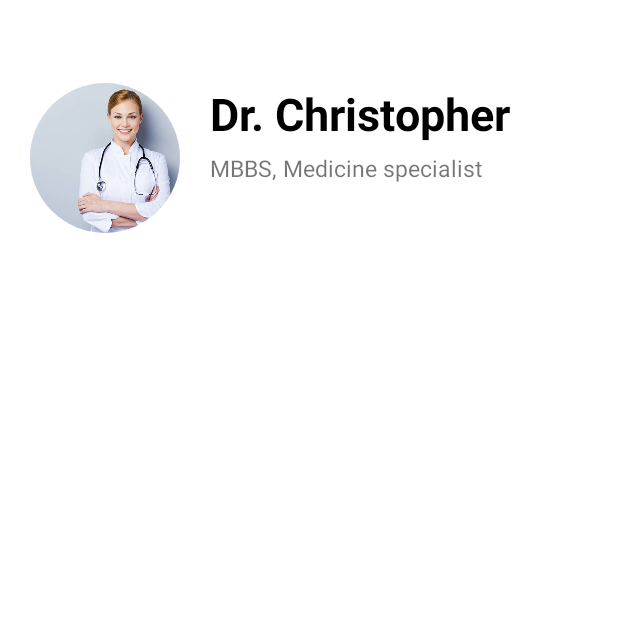
After one commit to Isfaf-Uz-Zaman/HealthyLife, an Android app: the DoctorDetails screen opened directly, with no data from a screen before it, on a phone screen of 412 x 824 dp, the top half of it. The commit adds this screen. Run offline under Robolectric (Android 15) with nearby library versions, the phone set to English and light mode, and no system bars; our stand-ins replace CircleImageView.

Commit message:
Doctor Details design added

```diff
--- a/app/build.gradle
+++ b/app/build.gradle
@@ -22,6 +22,8 @@ android {
             proguardFiles getDefaultProguardFile('proguard-android-optimize.txt'), 'proguard-rules.pro'
         }
     }
+
+
     compileOptions {
         sourceCompatibility JavaVersion.VERSION_1_8
         targetCompatibility JavaVersion.VERSION_1_8
@@ -33,6 +35,7 @@ dependencies {
     implementation 'androidx.appcompat:appcompat:1.3.1'
     implementation 'com.google.android.material:material:1.4.0'
     implementation 'androidx.constraintlayout:constraintlayout:2.1.0'
+    implementation 'de.hdodenhof:circleimageview:3.1.0'
     testImplementation 'junit:junit:4.+'
     androidTestImplementation 'androidx.test.ext:junit:1.1.3'
     androidTestImplementation 'androidx.test.espresso:espresso-core:3.4.0'
--- a/app/src/main/AndroidManifest.xml
+++ b/app/src/main/AndroidManifest.xml
@@ -1,6 +1,6 @@
 <?xml version="1.0" encoding="utf-8"?>
 <manifest xmlns:android="http://schemas.android.com/apk/res/android"
-    package="com.example.homehealthylifestyle">
+    package="com.example.homehealthylifestyle" >
 
     <application
         android:allowBackup="true"
@@ -8,9 +8,11 @@
         android:label="@string/app_name"
         android:roundIcon="@mipmap/ic_launcher_round"
         android:supportsRtl="true"
-        android:theme="@style/Theme.HomeHealthyLifestyle">
-        <activity android:name=".PedoMeter"></activity>
-        <activity android:name=".MainActivity">
+        android:theme="@style/Theme.HomeHealthyLifestyle" >
+        <activity android:name=".DoctorDetails" >
+        </activity>
+        <activity android:name=".PedoMeter" />
+        <activity android:name=".MainActivity" >
             <intent-filter>
                 <action android:name="android.intent.action.MAIN" />
 
--- /dev/null
+++ b/app/src/main/java/com/example/homehealthylifestyle/DoctorDetails.java
@@ -0,0 +1,20 @@
+package com.example.homehealthylifestyle;
+
+import androidx.appcompat.app.AppCompatActivity;
+import android.os.Bundle;
+import android.widget.ImageView;
+import android.widget.TextView;
+
+public class DoctorDetails extends AppCompatActivity {
+    ImageView imageView;
+    TextView textView, textView2;
+    @Override
+    protected void onCreate(Bundle savedInstanceState) {
+        super.onCreate(savedInstanceState);
+        setContentView(R.layout.activity_doctor_details);
+        imageView = (ImageView) findViewById(R.id.profile_pic);
+        textView = (TextView) findViewById(R.id.personName);
+        textView2 = (TextView) findViewById(R.id.lastMessage);
+
+    }
+}
--- a/app/src/main/java/com/example/homehealthylifestyle/MainActivity.java
+++ b/app/src/main/java/com/example/homehealthylifestyle/MainActivity.java
@@ -6,15 +6,18 @@ import android.content.Intent;
 import android.os.Bundle;
 import android.view.View;
 import android.widget.ImageView;
+import android.widget.ListView;
 
 
 public class MainActivity extends AppCompatActivity {
-    ImageView pedoMeter;
+    ImageView pedoMeter, doctorDetails;
+
     @Override
     protected void onCreate(Bundle savedInstanceState) {
         super.onCreate(savedInstanceState);
         setContentView(R.layout.activity_main);
     pedoMeter = (ImageView) findViewById(R.id.pedoMeterId);
+    doctorDetails = (ImageView) findViewById(R.id.doctorDetails);
     pedoMeter.setOnClickListener(new View.OnClickListener() {
         @Override
         public void onClick(View view) {
@@ -22,5 +25,14 @@ public class MainActivity extends AppCompatActivity {
             startActivity(intent);
         }
     });
+
+    doctorDetails.setOnClickListener(new View.OnClickListener() {
+        @Override
+        public void onClick(View view) {
+            Intent intent = new Intent(MainActivity.this,DoctorDetails.class);
+            startActivity(intent);
+        }
+    });
+
     }
 }
--- a/app/src/main/java/com/example/homehealthylifestyle/PedoMeter.java
+++ b/app/src/main/java/com/example/homehealthylifestyle/PedoMeter.java
@@ -46,7 +46,6 @@ public class PedoMeter extends AppCompatActivity implements SensorEventListener
     public void onSensorChanged(SensorEvent sensorEvent) {
     if(running){
         stepCount.setText(String.valueOf(sensorEvent.values[0]));
-
         }
     }
 
--- /dev/null
+++ b/app/src/main/res/layout/activity_doctor_details.xml
@@ -0,0 +1,64 @@
+<?xml version="1.0" encoding="utf-8"?>
+<LinearLayout
+    xmlns:android="http://schemas.android.com/apk/res/android"
+    xmlns:tools="http://schemas.android.com/tools"
+    xmlns:app="http://schemas.android.com/apk/res-auto"
+    android:layout_width="match_parent"
+    android:layout_height="match_parent"
+    tools:context=".DoctorDetails">
+
+
+    <RelativeLayout
+        android:layout_width="match_parent"
+        android:layout_height="wrap_content"
+        android:layout_marginTop="5dp">
+
+        <LinearLayout
+            android:layout_width="wrap_content"
+            android:layout_height="wrap_content"
+            android:layout_marginVertical="50dp"
+            android:orientation="horizontal">
+
+            <de.hdodenhof.circleimageview.CircleImageView
+                android:id="@+id/profile_pic"
+                android:layout_width="100dp"
+                android:layout_height="100dp"
+                android:layout_marginStart="20dp"
+                android:layout_marginLeft="20dp"
+                android:src="@drawable/doctor2"/>
+
+
+            <LinearLayout
+                android:layout_width="wrap_content"
+                android:layout_height="wrap_content"
+                android:layout_marginStart="20dp"
+                android:layout_marginLeft="20dp"
+                android:orientation="vertical">
+
+                <TextView
+                    android:id="@+id/personName"
+                    android:layout_width="wrap_content"
+                    android:layout_height="wrap_content"
+                    android:text="Dr. Christopher"
+                    android:textColor="@color/black"
+                    android:textSize="30sp"
+                    android:textStyle="bold"/>
+
+                <TextView
+                    android:id="@+id/lastMessage"
+                    android:layout_width="wrap_content"
+                    android:layout_height="wrap_content"
+                    android:layout_marginTop="5dp"
+                    android:textSize="15sp"
+                    android:text="MBBS, Medicine specialist"/>
+
+            </LinearLayout>
+
+
+        </LinearLayout>
+
+
+
+    </RelativeLayout>
+
+  </LinearLayout>
--- a/app/src/main/res/layout/activity_main.xml
+++ b/app/src/main/res/layout/activity_main.xml
@@ -166,6 +166,7 @@
                         android:src="@drawable/doctordetails"
                         android:layout_width="80dp"
                         android:layout_height="80dp"
+                        android:id="@+id/doctorDetails"
                         />
                     <TextView
                         android:layout_width="wrap_content"
```
Also changed, not shown: app/src/main/res/drawable/doctor1.jpg (added), app/src/main/res/drawable/doctor2.jpg (added), app/src/main/res/drawable/doctor3.jpg (added), app/src/main/res/drawable/doctor4.jpg (added), app/src/main/res/drawable/doctor5.jpg (added), app/src/main/res/drawable/doctor6.jpg (added), app/src/main/res/drawable/doctor7.jpg (added), app/src/main/res/drawable/doctor8.jpg (added), app/src/main/res/drawable/doctor9.jpg (added).
